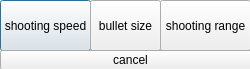
First picture: the form in towerupgrade.ui, repository Vlattte/Tower-defence-game, before the edit.
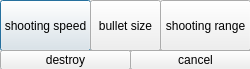
Second picture: the form after the edit.

Commit message:
added destroy ability
tower can be destroyed and half of the upgrade money will return in the bank of the player

Diff of the .ui file:
```diff
--- a/towerupgrade.ui
+++ b/towerupgrade.ui
@@ -55,9 +55,9 @@
   <widget class="QPushButton" name="pushButton_4">
    <property name="geometry">
     <rect>
-     <x>0</x>
+     <x>130</x>
      <y>50</y>
-     <width>261</width>
+     <width>131</width>
      <height>20</height>
     </rect>
    </property>
@@ -65,6 +65,19 @@
     <string>cancel</string>
    </property>
   </widget>
+  <widget class="QPushButton" name="pushButton_5">
+   <property name="geometry">
+    <rect>
+     <x>0</x>
+     <y>50</y>
+     <width>131</width>
+     <height>20</height>
+    </rect>
+   </property>
+   <property name="text">
+    <string>destroy</string>
+   </property>
+  </widget>
  </widget>
  <resources/>
  <connections/>
```
The commit also changes 12 other files.
